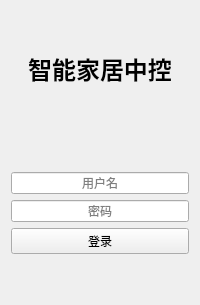
First picture: the form in src/widgets/loginwidget.ui, repository yeisme/CrossControl, before the edit.
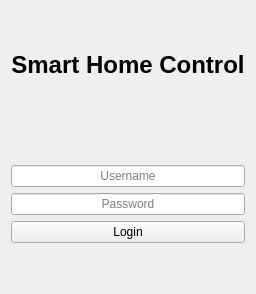
Second picture: the form after the edit.

Commit message: feat: 重构 CrossControlWidget 和 MainWidget，优化界面布局，移除不必要的信号和槽，添加翻译文件机制

```diff
--- a/src/widgets/loginwidget.ui
+++ b/src/widgets/loginwidget.ui
@@ -22,7 +22,7 @@
       <string>font-size: 24px; font-weight: bold;</string>
      </property>
      <property name="text">
-      <string>智能家居中控</string>
+     <string>Smart Home Control</string>
      </property>
      <property name="alignment">
       <set>Qt::AlignmentFlag::AlignCenter</set>
@@ -48,7 +48,7 @@
       <set>Qt::AlignmentFlag::AlignCenter</set>
      </property>
      <property name="placeholderText">
-      <string>用户名</string>
+     <string>Username</string>
      </property>
     </widget>
    </item>
@@ -61,14 +61,14 @@
       <set>Qt::AlignmentFlag::AlignCenter</set>
      </property>
      <property name="placeholderText">
-      <string>密码</string>
+     <string>Password</string>
      </property>
     </widget>
    </item>
    <item>
     <widget class="QPushButton" name="pushButtonLogin">
      <property name="text">
-      <string>登录</string>
+     <string>Login</string>
      </property>
     </widget>
    </item>
```
Lines whose indentation alone changed are shown as unchanged. The commit also changes 32 other files.
